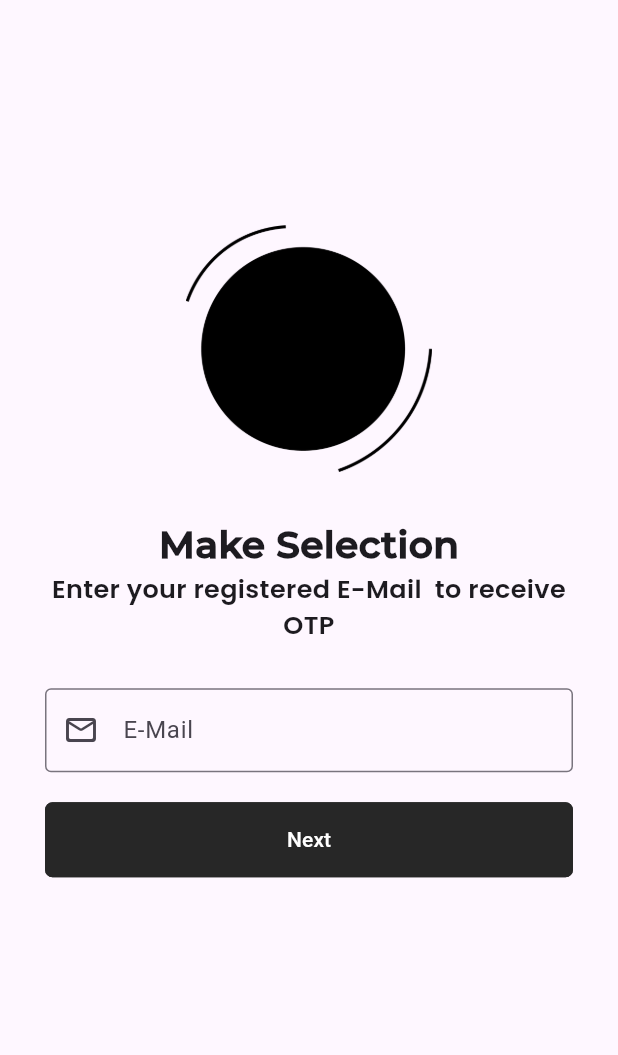
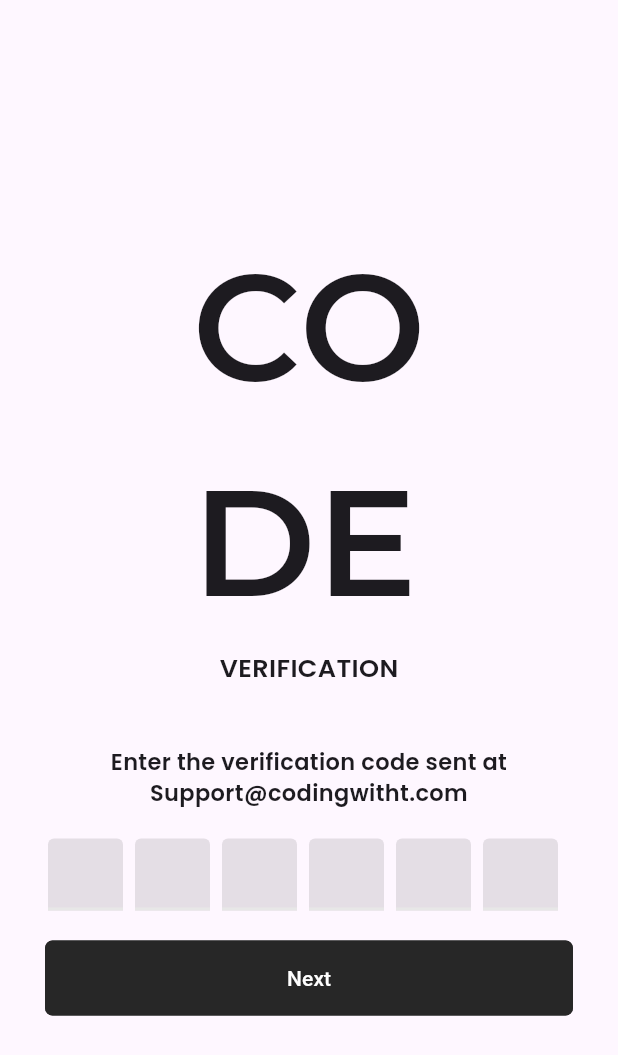
Before and after one commit to bahaaeshnena/servy_app2, a Flutter app: the ForgetPasswordMailScreen screen opened directly, after a tap on "Next", on a phone screen of 412 x 824 dp. Shown: the top 1055 px of the screen. Run offline on Flutter 3.47's test engine with Material 3 defaults, Android fonts, the phone set to English and light mode, and no system bars; drawn by our look-alikes of flutter_otp_text_field; our stand-ins replace get, liquid_swipe, smooth_page_indicator; project files that could hold a hidden picture were left out.

Commit message:
UI OTP screen

```diff
--- a/lib/src/constants/text.dart
+++ b/lib/src/constants/text.dart
@@ -52,3 +52,9 @@
 
 const String tForgetMailSubTitle =
     "Enter your registered E-Mail  to receive OTP";
+
+//--Forget Password via E-mail -Text
+
+const String tOtpTitle = "CO\nDE";
+const String tOtpSubTitle = "VERIFICATION";
+const String tOtpMessage = "Enter the verification code sent at ";
--- a/lib/src/features/authentication/screens/forget_password/forget_password_mail/forget_password_mail.dart
+++ b/lib/src/features/authentication/screens/forget_password/forget_password_mail/forget_password_mail.dart
@@ -1,7 +1,9 @@
 import 'package:flutter/material.dart';
+import 'package:get/get.dart';
 import 'package:servy_app2/src/constants/image_string.dart';
 import 'package:servy_app2/src/constants/sizes.dart';
 import 'package:servy_app2/src/constants/text.dart';
+import 'package:servy_app2/src/features/authentication/screens/forget_password/forget_password_otp/otp_screen.dart';
 import 'package:servy_app2/src/features/authentication/screens/login/form_header_widget.dart';
 
 class ForgetPasswordMailScreen extends StatelessWidget {
@@ -42,7 +44,10 @@
                   SizedBox(
                       width: double.infinity,
                       child: ElevatedButton(
-                          onPressed: () {}, child: const Text("Next"))),
+                          onPressed: () {
+                            Get.to(() => OTPScreen());
+                          },
+                          child: const Text("Next"))),
                 ],
               ))
             ],
--- /dev/null
+++ b/lib/src/features/authentication/screens/forget_password/forget_password_otp/otp_screen.dart
@@ -0,0 +1,63 @@
+import 'package:flutter/material.dart';
+import 'package:flutter_otp_text_field/flutter_otp_text_field.dart';
+import 'package:servy_app2/src/constants/sizes.dart';
+import 'package:servy_app2/src/constants/text.dart';
+
+class OTPScreen extends StatelessWidget {
+  const OTPScreen({super.key});
+
+  @override
+  Widget build(BuildContext context) {
+    return Scaffold(
+      body: Container(
+        padding: const EdgeInsets.all(tDefultSize),
+        child: Column(
+          mainAxisAlignment: MainAxisAlignment.center,
+          children: [
+            const Text(
+              tOtpTitle,
+              style: TextStyle(
+                fontSize: 100,
+                fontWeight: FontWeight.bold,
+                fontFamily: 'Montserrat-SemiBold',
+              ),
+            ),
+            const Text(
+              tOtpSubTitle,
+              style: TextStyle(
+                fontFamily: 'Poppins',
+                fontSize: 17,
+              ),
+            ),
+            const SizedBox(
+              height: 40.0,
+            ),
+            const Text(
+              "$tOtpMessage Support@codingwitht.com",
+              textAlign: TextAlign.center,
+              style: TextStyle(
+                fontFamily: 'Poppins',
+                fontSize: 15,
+              ),
+            ),
+            const SizedBox(height: 20.0),
+            OtpTextField(
+              numberOfFields: 6,
+              fillColor: Colors.black.withOpacity(0.1),
+              filled: true,
+              fieldWidth: 50,
+              onSubmit: (code) {
+                print("OTP is => $code");
+              },
+            ),
+            const SizedBox(height: 20.0),
+            SizedBox(
+                width: double.infinity,
+                child:
+                    ElevatedButton(onPressed: () {}, child: const Text("Next")))
+          ],
+        ),
+      ),
+    );
+  }
+}
--- a/lib/src/utils/theme/widget_themes/text_theme.dart
+++ b/lib/src/utils/theme/widget_themes/text_theme.dart
@@ -8,7 +8,7 @@
 //                 ),
 
 
-//--SubTitle Text--
+// --SubTitle Text--
 
 
                 // style: TextStyle(
--- a/pubspec.yaml
+++ b/pubspec.yaml
@@ -38,6 +38,7 @@
   flutter_native_splash: ^2.3.7
   liquid_swipe: ^3.1.0
   smooth_page_indicator: ^1.1.0
+  flutter_otp_text_field: ^1.1.1
 
 dev_dependencies:
   flutter_test:
```
Also changed, not shown: pubspec.lock.
